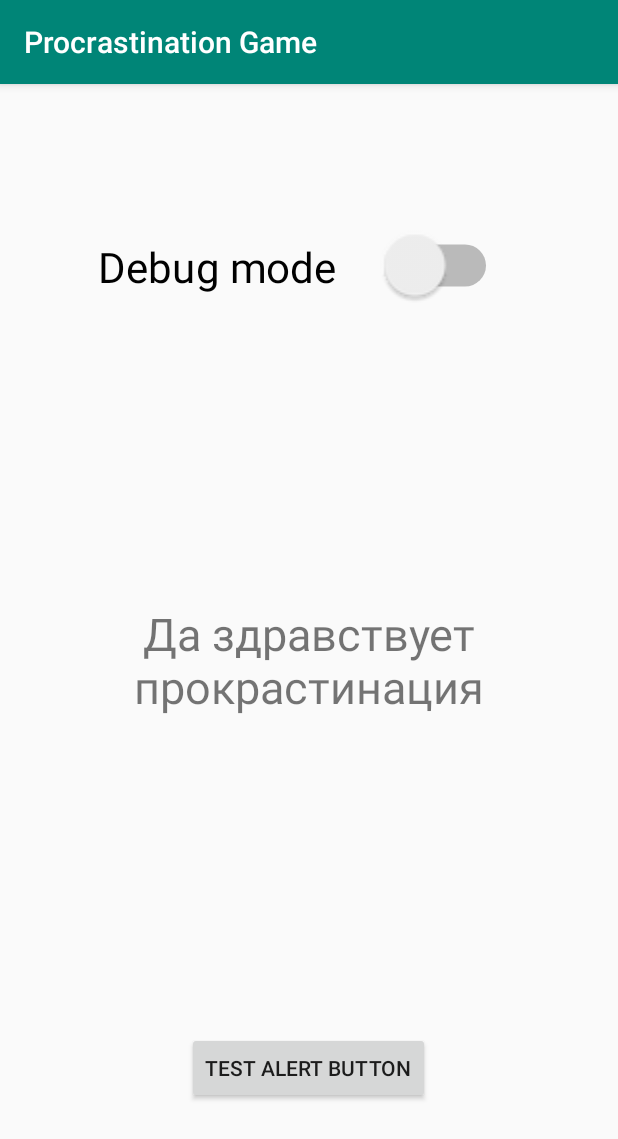
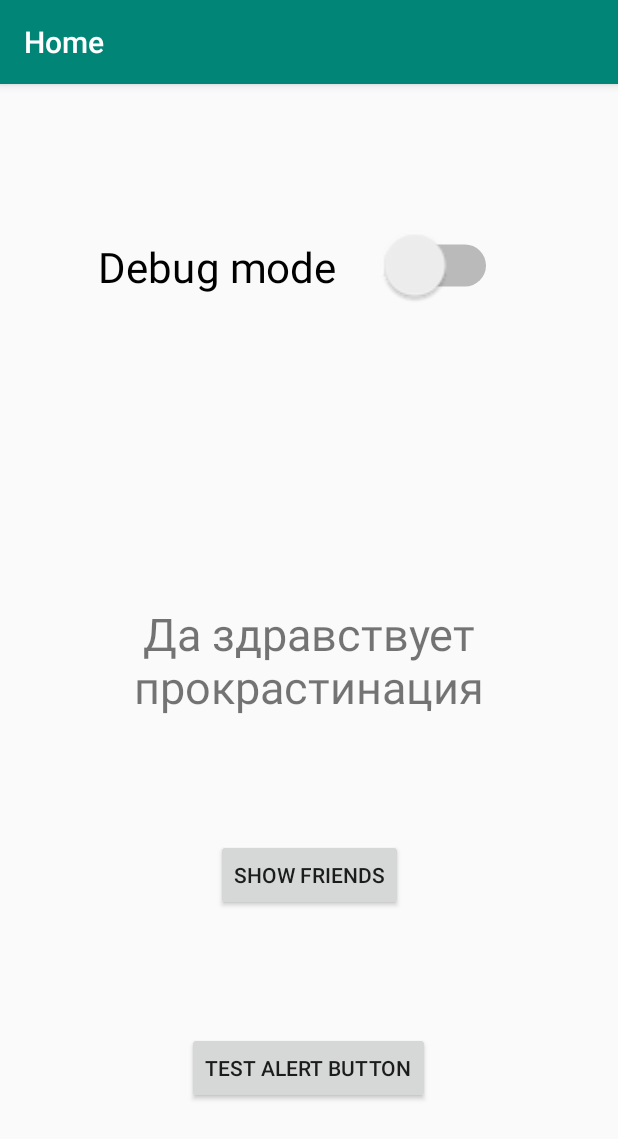
Before and after one commit to IfelpsI/Procrastination-Game, an Android app: the screen it shows after launch (MainActivity), on a phone screen of 412 x 824 dp. Shown: the top 1139 px of the screen. Run offline under Robolectric (Android 15) with nearby library versions, the phone set to English and light mode, and no system bars.

```diff
--- a/Android/app/build.gradle
+++ b/Android/app/build.gradle
@@ -24,7 +24,7 @@ android {
 
 dependencies {
     implementation fileTree(dir: 'libs', include: ['*.jar'])
-    implementation"org.jetbrains.kotlin:kotlin-stdlib-jdk7:$kotlin_version"
+    implementation "org.jetbrains.kotlin:kotlin-stdlib-jdk7:$kotlin_version"
     implementation 'com.android.support:appcompat-v7:28.0.0'
     implementation 'com.android.support.constraint:constraint-layout:1.1.3'
     testImplementation 'junit:junit:4.12'
--- a/Android/app/src/main/java/com/example/procrastinationgame/MainActivity.kt
+++ b/Android/app/src/main/java/com/example/procrastinationgame/MainActivity.kt
@@ -22,8 +22,7 @@ import android.media.MediaPlayer
 import android.net.Uri
 import java.nio.file.Paths
 import android.media.AudioAttributes
-
-
+import kotlinx.android.synthetic.main.activity_main.view.*
 
 
 class MainActivity : AppCompatActivity() {
@@ -64,13 +63,14 @@ class MainActivity : AppCompatActivity() {
                 }
         }, waittTme.toLong())
     }
-        checkLoop() ///COMMENT THIS LINE TO PREVENT AUTOMATIC NOTIFICATIONS
+        //checkLoop() ///COMMENT THIS LINE TO PREVENT AUTOMATIC NOTIFICATIONS
 
-        openSettings()
+        //openSettings()
         super.onCreate(savedInstanceState)
         setContentView(R.layout.activity_main)
-        //var files = listOf("breaking-some-glass", "filling-your-inbox", "slow-spring-board")
-        //var rdomF = files.random()
+        var files = listOf("breaking-some-glass", "filling-your-inbox", "slow-spring-board")
+        var rdomF = files.random()
+        //var notMP = MediaPlayer.create(this,R.raw.breaking_some_glass)
 
         mPreferences = getSharedPreferences(sharedPrefFile, MODE_PRIVATE)
 
@@ -93,6 +93,9 @@ class MainActivity : AppCompatActivity() {
                 Toast.makeText(this, text, Toast.LENGTH_SHORT).show()
             }
 
+        }
+        show_button.setOnClickListener {
+            changeV()
         }
         fun TestAlert() {
             notify(idi)
@@ -118,8 +121,8 @@ class MainActivity : AppCompatActivity() {
                 //.setContentType(AudioAttributes.USAGE_ALARM)
                 .setUsage(AudioAttributes.USAGE_NOTIFICATION)
                 .build()
-            var soundUri = Uri.parse("android.resource://com.example.procrastinationgame/" + R.raw.slow_spring_board)
-            channel.setSound(soundUri, audioAttributes)
+            //var soundUri = Uri.parse("android.resource://com.example.procrastinationgame/" + R.raw.breaking_some_glass)
+            //channel.setSound(soundUri, audioAttributes)
             // Register the channel with the system
             val notificationManager: NotificationManager =
                 getSystemService(Context.NOTIFICATION_SERVICE) as NotificationManager
@@ -135,13 +138,18 @@ class MainActivity : AppCompatActivity() {
         preferencesEditor.putBoolean(IS_DEBUG_MODE, isDebugMode)
         preferencesEditor.apply()
     }
+    fun changeV() {
+        var intent = Intent(this, FriendDisplayActivity::class.java)
+        // Start the new activity.
+        startActivity(intent)
+    }
     fun notify(identy: Int) {
         var builder = NotificationCompat.Builder(this, "nc1")
             .setSmallIcon(R.mipmap.ic_launcher)
             //.setContentTitle("Notification Title")
             .setContentTitle(randomTitle())
             .setContentText("I am not Joking!!!")
-            .setSound(Uri.parse("android.resource://com.example.procrastinationgame/" + R.raw.slow_spring_board))
+            //.setSound(Uri.parse("android.resource://com.example.procrastinationgame/" + R.raw.breaking_some_glass))
             //notMP.start()
             /*.setStyle(NotificationCompat.BigTextStyle()
                 .bigText("BUAH!!!"))*/
@@ -192,7 +200,6 @@ class MainActivity : AppCompatActivity() {
 
         return fullTime
     }
-
     private fun getTimeDaily(usageStatsManager: UsageStatsManager): Int {
 
         var beginTime = 0
--- a/Android/app/src/main/res/layout/activity_main.xml
+++ b/Android/app/src/main/res/layout/activity_main.xml
@@ -26,15 +26,6 @@
             android:scaleY="2" android:layout_marginStart="8dp" app:layout_constraintStart_toStartOf="parent"
             android:layout_marginEnd="8dp" app:layout_constraintEnd_toEndOf="parent" android:layout_marginTop="92dp"
             app:layout_constraintTop_toTopOf="parent" app:layout_constraintHorizontal_bias="0.498"/>
-    <!--<TextView-->
-            <!--android:text="00:00:00"-->
-            <!--android:layout_width="141dp"-->
-            <!--android:layout_height="72dp"-->
-            <!--android:id="@+id/time_spent" app:layout_constraintStart_toStartOf="parent" android:layout_marginStart="8dp"-->
-            <!--android:layout_marginBottom="148dp"-->
-            <!--app:layout_constraintBottom_toBottomOf="parent" app:layout_constraintEnd_toEndOf="parent"-->
-            <!--android:layout_marginEnd="8dp" android:textAlignment="center" android:textSize="30dp"-->
-            <!--android:layout_marginTop="8dp" app:layout_constraintTop_toBottomOf="@+id/textView2"/>-->
     <Button
             android:text="@string/test_alert_button"
             android:layout_width="wrap_content"
@@ -42,5 +33,12 @@
             android:id="@+id/button2" app:layout_constraintEnd_toEndOf="parent"
             app:layout_constraintStart_toStartOf="parent" android:layout_marginBottom="88dp"
             app:layout_constraintBottom_toBottomOf="parent" app:layout_constraintHorizontal_bias="0.498"/>
-
+    <Button
+            android:text="Show Friends"
+            android:layout_width="wrap_content"
+            android:layout_height="wrap_content"
+            android:id="@+id/show_button" app:layout_constraintEnd_toEndOf="parent"
+            app:layout_constraintStart_toStartOf="parent" android:layout_marginTop="8dp"
+            app:layout_constraintTop_toBottomOf="@+id/textView2" android:layout_marginBottom="8dp"
+            app:layout_constraintBottom_toTopOf="@+id/button2"/>
 </android.support.constraint.ConstraintLayout>
--- a/Android/app/src/main/res/values/strings.xml
+++ b/Android/app/src/main/res/values/strings.xml
@@ -1,8 +1,14 @@
 <resources>
     <string name="app_name">Procrastination Game</string>
+    <string name="label_default">Home</string>
+    <string name="label_friend_display">Your Friends</string>
+    <string name="label_friend_stat">friend TEXT stats</string>
     <string name="not_switched">Debug mode off</string>
     <string name="switched">Debug mode on</string>
     <string name="welcome_message">Да здравствует прокрастинация</string>
     <string name="switch_text">Debug mode</string>
     <string name="test_alert_button">Test Alert Button</string>
+    <string name="bad_text">Test Text</string>
+    <string name="l1">Line One</string>
+    <string name="l2">Line Two</string>
 </resources>
--- a/Android/build.gradle
+++ b/Android/build.gradle
@@ -19,7 +19,9 @@ allprojects {
     repositories {
         google()
         jcenter()
-
+        maven {
+            url "https://maven.google.com"
+        }
     }
 }
 
```
Also changed, not shown: Android/app/src/main/AndroidManifest.xml (+13 -7 lines).
